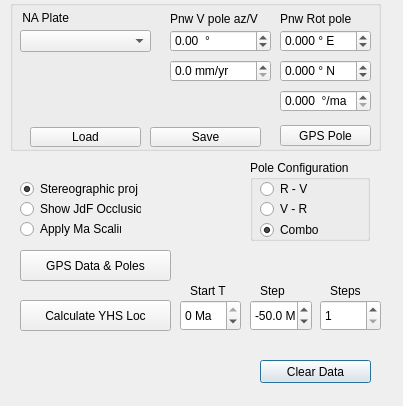
DrStriate/Geology, file pnw_rotation_py/pnw_rotation_py_dialog_base.ui: the form before one commit.
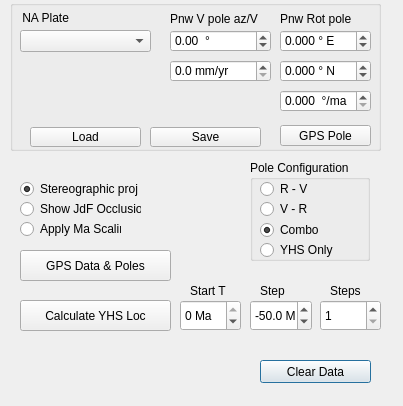
The form after the commit.

Commit message: Add Yhs-only plot for showing 0-50ms plots

What changed in the file:
```diff
--- a/pnw_rotation_py/pnw_rotation_py_dialog_base.ui
+++ b/pnw_rotation_py/pnw_rotation_py_dialog_base.ui
@@ -501,7 +501,7 @@
      <x>250</x>
      <y>160</y>
      <width>120</width>
-     <height>81</height>
+     <height>101</height>
     </rect>
    </property>
    <property name="title">
@@ -549,6 +549,22 @@
      <bool>true</bool>
     </property>
    </widget>
+   <widget class="QRadioButton" name="rbConfigYhsOnly">
+    <property name="geometry">
+     <rect>
+      <x>10</x>
+      <y>80</y>
+      <width>81</width>
+      <height>20</height>
+     </rect>
+    </property>
+    <property name="text">
+     <string>YHS Only</string>
+    </property>
+    <property name="checked">
+     <bool>false</bool>
+    </property>
+   </widget>
   </widget>
   <widget class="QRadioButton" name="rbStereographic">
    <property name="geometry">
```
Left out of the diff: 3 changed lines with no effect on the pictures. The commit also changes 2 other files.
